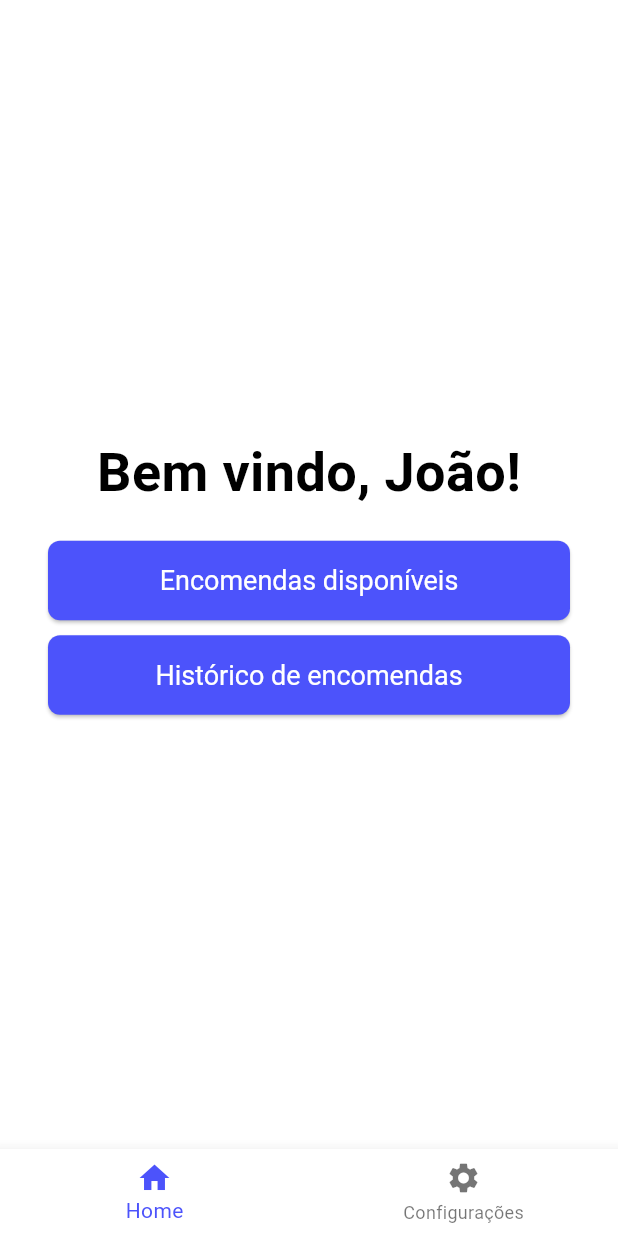
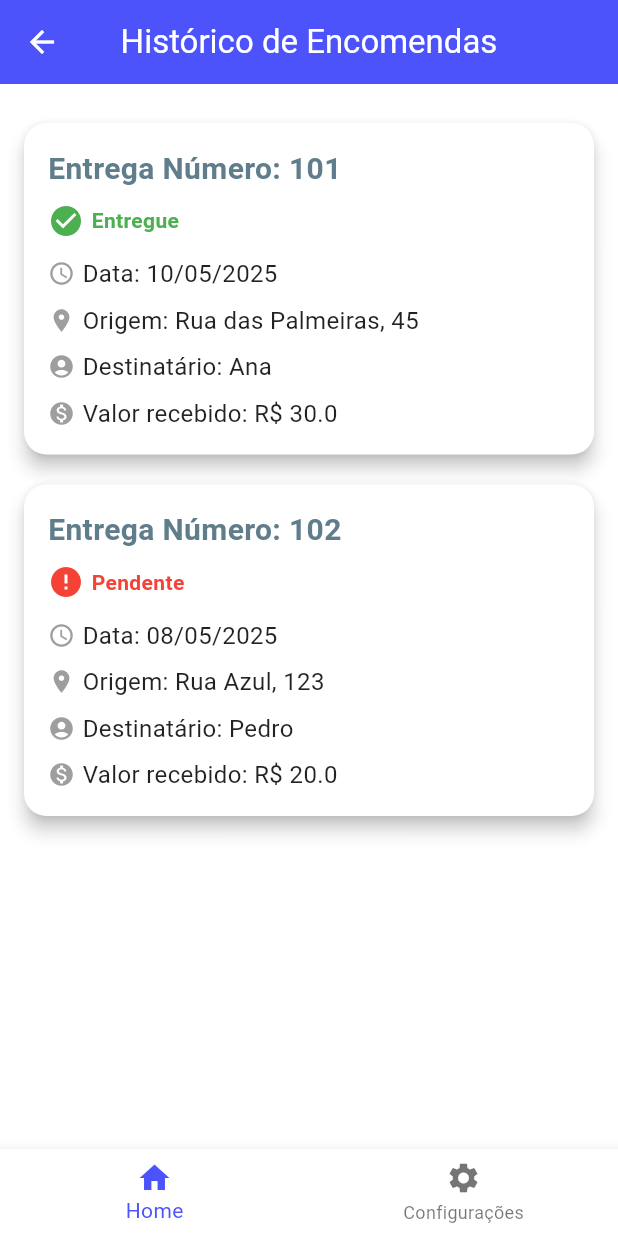
Before and after one commit to oarthurfc/delivery-app, a Flutter app: the DriverHomeScreen screen opened directly, after a tap on "Histórico de encomendas", on a phone screen of 412 x 824 dp. Run offline on Flutter 3.47's test engine with Material 3 defaults, Android fonts, the phone set to English and light mode, and no system bars; our stand-ins replace shared_preferences; accounts and stored records are empty.

Commit message:
feat: Tela de histórico de encomendas do motorista #20

```diff
--- a/lib/screens/driver/driver_history_screen.dart
+++ b/lib/screens/driver/driver_history_screen.dart
@@ -0,0 +1,146 @@
+import 'package:flutter/material.dart';
+import '../../widgets/common/app_bar_widget.dart';
+
+class DriverHistoryScreen extends StatelessWidget {
+  const DriverHistoryScreen({super.key});
+
+  final List<Map<String, dynamic>> mockHistorico = const [
+    {
+      'id': 101,
+      'origem': 'Rua das Palmeiras, 45',
+      'destino': 'Av. Central, 789',
+      'descricao': 'Pacote médio',
+      'preco': 30.00,
+      'destinatario': 'Ana',
+      'data': '10/05/2025',
+      'status': 'Entregue',
+    },
+    {
+      'id': 102,
+      'origem': 'Rua Azul, 123',
+      'destino': 'Rua Verde, 456',
+      'descricao': 'Documento importante',
+      'preco': 20.00,
+      'destinatario': 'Pedro',
+      'data': '08/05/2025',
+      'status': 'Pendente',
+    },
+  ];
+
+  Widget buildHistoryCard(Map<String, dynamic> entrega) {
+    return Card(
+      elevation: 5,
+      margin: const EdgeInsets.symmetric(vertical: 10),
+      shape: RoundedRectangleBorder(
+        borderRadius: BorderRadius.circular(15),
+      ),
+      child: Padding(
+        padding: const EdgeInsets.all(16),
+        child: Column(
+          crossAxisAlignment: CrossAxisAlignment.start,
+          children: [
+            // Título do Card
+            Text(
+              'Entrega Número: ${entrega['id']}',
+              style: const TextStyle(
+                fontWeight: FontWeight.bold,
+                fontSize: 20,
+                color: Colors.blueGrey,
+              ),
+            ),
+            const SizedBox(height: 8),
+            // Status da entrega
+            Row(
+              children: [
+                Icon(
+                  entrega['status'] == 'Entregue' ? Icons.check_circle : Icons.error,
+                  color: entrega['status'] == 'Entregue' ? Colors.green : Colors.red,
+                ),
+                const SizedBox(width: 5),
+                Text(
+                  entrega['status'],
+                  style: TextStyle(
+                    fontWeight: FontWeight.bold,
+                    color: entrega['status'] == 'Entregue' ? Colors.green : Colors.red,
+                  ),
+                ),
+              ],
+            ),
+            const SizedBox(height: 12),
+            // Detalhes da entrega
+            Row(
+              children: [
+                const Icon(Icons.access_time, size: 18, color: Colors.grey),
+                const SizedBox(width: 5),
+                Text(
+                  'Data: ${entrega['data']}',
+                  style: const TextStyle(fontSize: 16, color: Colors.black87),
+                ),
+              ],
+            ),
+            const SizedBox(height: 8),
+            Row(
+              children: [
+                const Icon(Icons.location_on, size: 18, color: Colors.grey),
+                const SizedBox(width: 5),
+                Text(
+                  'Origem: ${entrega['origem']}',
+                  style: const TextStyle(fontSize: 16, color: Colors.black87),
+                ),
+              ],
+            ),
+            const SizedBox(height: 8),
+            Row(
+              children: [
+                const Icon(Icons.account_circle, size: 18, color: Colors.grey),
+                const SizedBox(width: 5),
+                Text(
+                  'Destinatário: ${entrega['destinatario']}',
+                  style: const TextStyle(fontSize: 16, color: Colors.black87),
+                ),
+              ],
+            ),
+            const SizedBox(height: 8),
+            Row(
+              children: [
+                const Icon(Icons.monetization_on, size: 18, color: Colors.grey),
+                const SizedBox(width: 5),
+                Text(
+                  'Valor recebido: R\$ ${entrega['preco']}',
+                  style: const TextStyle(fontSize: 16, color: Colors.black87),
+                ),
+              ],
+            ),
+          ],
+        ),
+      ),
+    );
+  }
+
+  @override
+  Widget build(BuildContext context) {
+    return Scaffold(
+      appBar: AppBar(
+        title: const Text('Histórico de Encomendas'),
+        centerTitle: true,
+        leading: IconButton(
+          icon: const Icon(Icons.arrow_back),
+          onPressed: () => Navigator.pop(context),
+        ),
+      ),
+      body: SingleChildScrollView(
+        padding: const EdgeInsets.all(16.0),
+        child: Column(
+          crossAxisAlignment: CrossAxisAlignment.stretch,
+          children: mockHistorico.map(buildHistoryCard).toList(),
+        ),
+      ),
+      bottomNavigationBar: AppBottomNavBar(
+        currentIndex: 0,
+        onTap: (index) {
+          // lógica de navegação
+        },
+      ),
+    );
+  }
+}
--- a/lib/screens/driver/driver_home_screen.dart
+++ b/lib/screens/driver/driver_home_screen.dart
@@ -1,6 +1,7 @@
 import 'package:delivery/screens/driver/driver_get_orders.dart';
 import 'package:flutter/material.dart';
 import '../../widgets/common/app_bar_widget.dart';
+import 'package:delivery/screens/driver/driver_history_screen.dart';
 
 class DriverHomeScreen extends StatelessWidget {
   const DriverHomeScreen({super.key});
@@ -44,7 +45,12 @@ class DriverHomeScreen extends StatelessWidget {
               SizedBox(
                 width: double.infinity,
                 child: ElevatedButton(
-                  onPressed: () {},
+                  onPressed: () {
+                    Navigator.push(
+                      context,
+                      MaterialPageRoute(builder: (context) => const DriverHistoryScreen()),
+                    );
+                  },
                   style: ElevatedButton.styleFrom(
                     padding: const EdgeInsets.symmetric(vertical: 16), // aumenta a altura
                     textStyle: const TextStyle(fontSize: 18), // aumenta o tamanho da fonte
```
